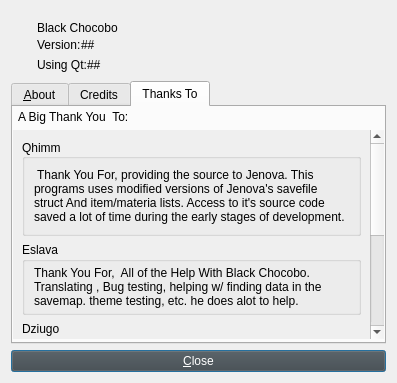
This is about.ui in sithlord48/blackchocobo as Qt 5 draws it before an edit. The edited form follows.
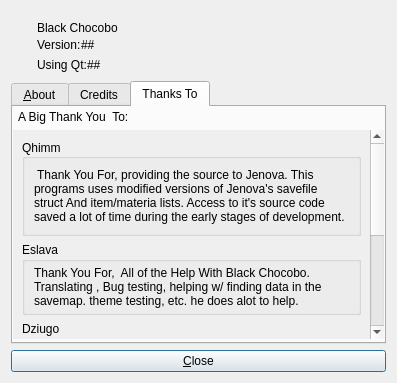
This is the edited form. The open tabs and pages were chosen to show the change. Icons and pictures are not drawn.

Patch:
```diff
--- a/about.ui
+++ b/about.ui
@@ -1714,8 +1714,7 @@
         </size>
        </property>
        <property name="styleSheet">
-        <string notr="true">background-color: rgb(67, 66, 65);
-font: 9pt &quot;Ubuntu&quot;;color:rgb(255,255,255);
+        <string notr="true">
 </string>
        </property>
        <property name="text">
```
Left out of the diff: 10 changed lines with no effect on the pictures.
